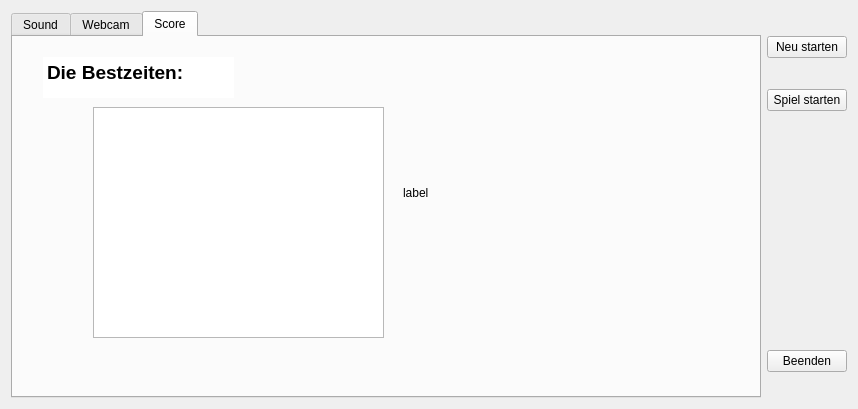
Old version of the form untitled/mainwindow.ui in the repository johannesmik/ar-blindekuh.
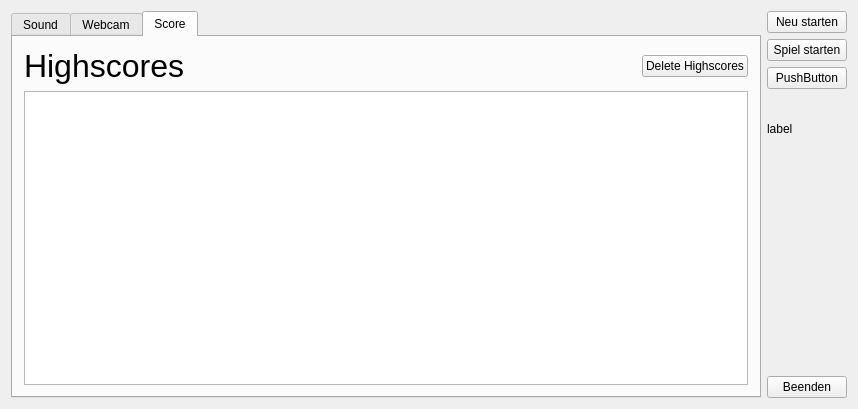
New version of the form. Custom widgets are drawn as their Qt base class.

Commit message: highscore system

```diff
--- a/untitled/mainwindow.ui
+++ b/untitled/mainwindow.ui
@@ -62,52 +62,48 @@
        <attribute name="title">
         <string>Score</string>
        </attribute>
-       <widget class="highscorewidget" name="listWidget">
-        <property name="geometry">
-         <rect>
-          <x>80</x>
-          <y>70</y>
-          <width>291</width>
-          <height>231</height>
-         </rect>
-        </property>
-       </widget>
-       <widget class="QTextBrowser" name="textBrowser">
-        <property name="geometry">
-         <rect>
-          <x>30</x>
-          <y>20</y>
-          <width>191</width>
-          <height>41</height>
-         </rect>
-        </property>
-        <property name="frameShape">
-         <enum>QFrame::NoFrame</enum>
-        </property>
-        <property name="html">
-         <string>&lt;!DOCTYPE HTML PUBLIC &quot;-//W3C//DTD HTML 4.0//EN&quot; &quot;http://www.w3.org/TR/REC-html40/strict.dtd&quot;&gt;
-&lt;html&gt;&lt;head&gt;&lt;meta name=&quot;qrichtext&quot; content=&quot;1&quot; /&gt;&lt;style type=&quot;text/css&quot;&gt;
-p, li { white-space: pre-wrap; }
-&lt;/style&gt;&lt;/head&gt;&lt;body style=&quot; font-family:'MS Shell Dlg 2'; font-size:8.25pt; font-weight:400; font-style:normal;&quot;&gt;
-&lt;p style=&quot; margin-top:0px; margin-bottom:0px; margin-left:0px; margin-right:0px; -qt-block-indent:0; text-indent:0px;&quot;&gt;&lt;span style=&quot; font-size:14pt; font-weight:600;&quot;&gt;Die Bestzeiten:&lt;/span&gt;&lt;/p&gt;&lt;/body&gt;&lt;/html&gt;</string>
-        </property>
-        <property name="textInteractionFlags">
-         <set>Qt::LinksAccessibleByKeyboard|Qt::LinksAccessibleByMouse</set>
-        </property>
-       </widget>
-       <widget class="QLabel" name="scoreLabel">
-        <property name="geometry">
-         <rect>
-          <x>390</x>
-          <y>140</y>
-          <width>341</width>
-          <height>31</height>
-         </rect>
-        </property>
-        <property name="text">
-         <string>label</string>
-        </property>
-       </widget>
+       <layout class="QVBoxLayout" name="verticalLayout_2">
+        <item>
+         <layout class="QHBoxLayout" name="horizontalLayout_3">
+          <item>
+           <widget class="QLabel" name="scoreLabel_2">
+            <property name="text">
+             <string>&lt;html&gt;&lt;head/&gt;&lt;body&gt;&lt;p&gt;&lt;span style=&quot; font-size:24pt;&quot;&gt;Highscores&lt;/span&gt;&lt;/p&gt;&lt;/body&gt;&lt;/html&gt;</string>
+            </property>
+            <property name="textFormat">
+             <enum>Qt::RichText</enum>
+            </property>
+            <property name="wordWrap">
+             <bool>true</bool>
+            </property>
+           </widget>
+          </item>
+          <item>
+           <spacer name="horizontalSpacer">
+            <property name="orientation">
+             <enum>Qt::Horizontal</enum>
+            </property>
+            <property name="sizeHint" stdset="0">
+             <size>
+              <width>40</width>
+              <height>20</height>
+             </size>
+            </property>
+           </spacer>
+          </item>
+          <item>
+           <widget class="QPushButton" name="deleteHighscoreButton">
+            <property name="text">
+             <string>Delete Highscores</string>
+            </property>
+           </widget>
+          </item>
+         </layout>
+        </item>
+        <item>
+         <widget class="QTableView" name="tableView"/>
+        </item>
+       </layout>
       </widget>
      </widget>
     </item>
@@ -127,6 +123,23 @@
         </property>
        </widget>
       </item>
+      <item>
+       <widget class="QPushButton" name="pushButton_3">
+        <property name="text">
+         <string>PushButton</string>
+        </property>
+       </widget>
+      </item>
+      <item>
+       <widget class="QLabel" name="scoreLabel">
+        <property name="text">
+         <string>label</string>
+        </property>
+        <property name="wordWrap">
+         <bool>true</bool>
+        </property>
+       </widget>
+      </item>
       <item>
        <spacer name="verticalSpacer">
         <property name="orientation">
@@ -163,11 +176,6 @@
    <header>cvwidget.h</header>
    <container>1</container>
   </customwidget>
-  <customwidget>
-   <class>highscorewidget</class>
-   <extends>QListWidget</extends>
-   <header>highscorewidget.h</header>
-  </customwidget>
  </customwidgets>
  <resources/>
  <connections>
```
Left out of the diff: 10 changed lines with no effect on the pictures. The commit also changes 10 other files.
